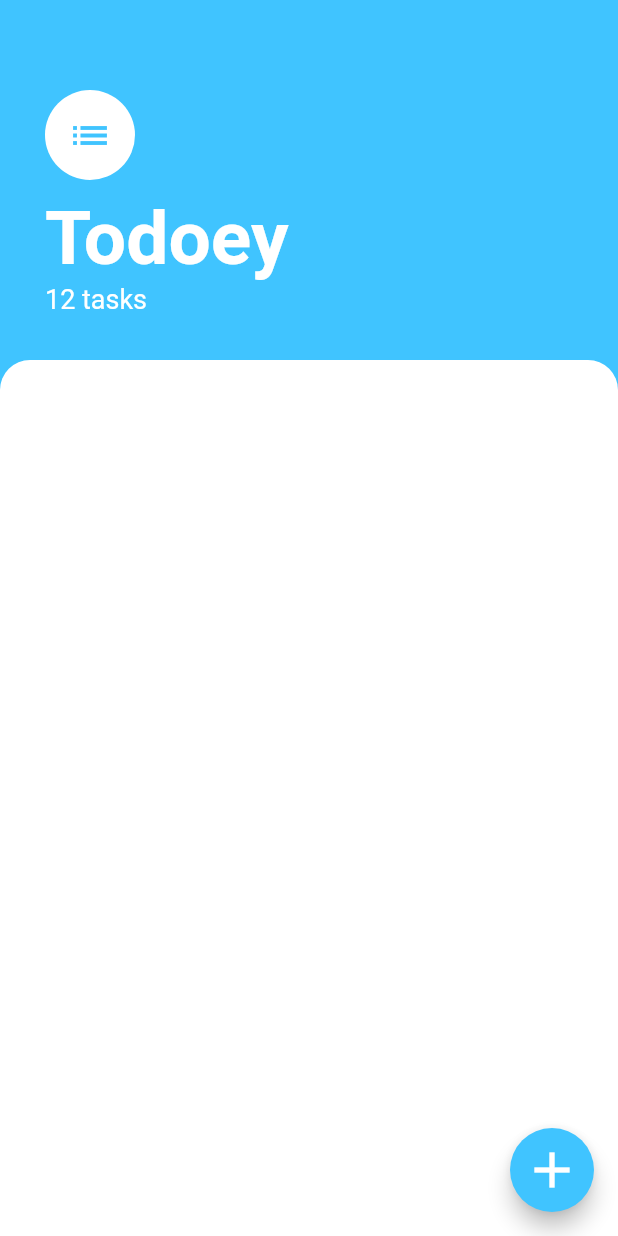
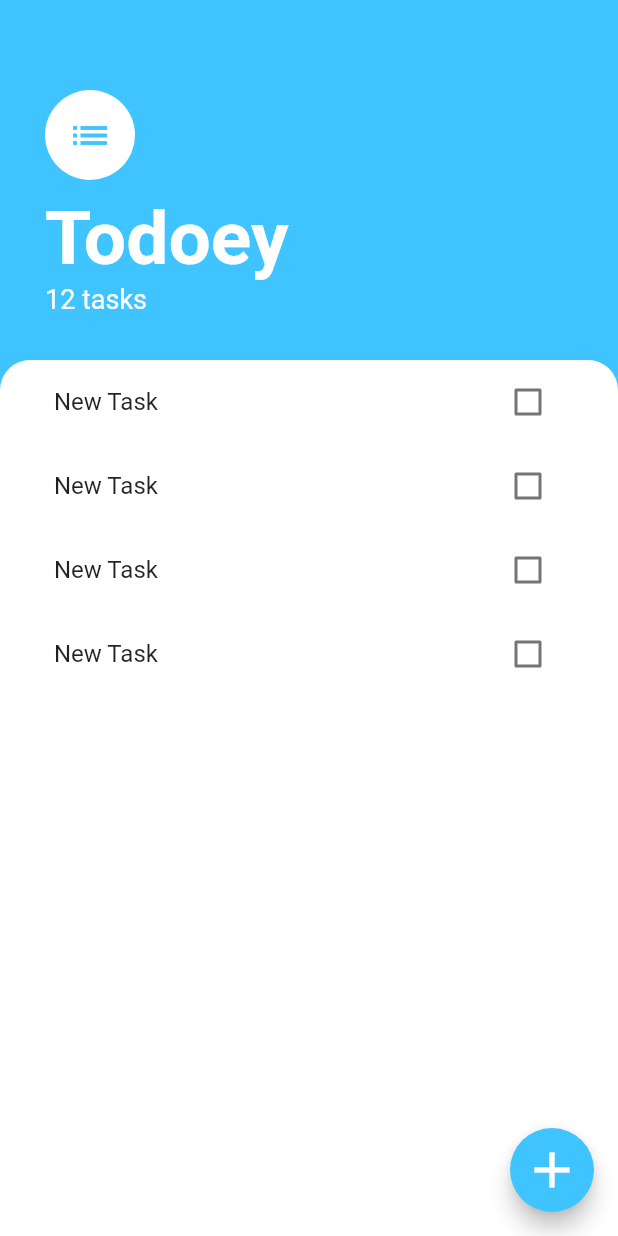
Before and after one commit to xsadra/Flutter, a Flutter app: the screen it shows after launch, on a phone screen of 412 x 824 dp. Run offline on Flutter 3.47's test engine with Material 2 defaults, Android fonts, the phone set to English and light mode, and no system bars; our stand-ins replace animated_text_kit, audioplayers, cloud_firestore, firebase_auth, flutter_spinkit, font_awesome_flutter and 3 more; missing offline and left inert: time_formatter; accounts and stored records are empty.

Commit message:
Add a ListView to the main page to show TasksTile

```diff
--- a/todoey/lib/screens/tasks_screen.dart
+++ b/todoey/lib/screens/tasks_screen.dart
@@ -61,6 +61,7 @@ class TasksScreen extends StatelessWidget {
               ),
               Expanded(
                 child: Container(
+                  padding: EdgeInsets.symmetric(horizontal: 20),
                   decoration: BoxDecoration(
                     color: kMainSecondColor,
                     borderRadius: BorderRadius.only(
@@ -68,6 +69,7 @@ class TasksScreen extends StatelessWidget {
                       topLeft: Radius.circular(20),
                     ),
                   ),
+                  child: TasksList(),
                 ),
               )
             ],
@@ -77,3 +79,30 @@ class TasksScreen extends StatelessWidget {
     );
   }
 }
+
+class TasksList extends StatelessWidget {
+  @override
+  Widget build(BuildContext context) {
+    return ListView(
+      children: <Widget>[
+        TaskTile(),
+        TaskTile(),
+        TaskTile(),
+        TaskTile(),
+      ],
+    );
+  }
+}
+
+class TaskTile extends StatelessWidget {
+  @override
+  Widget build(BuildContext context) {
+    return ListTile(
+      title: Text('New Task'),
+      trailing: Checkbox(
+        value: false,
+        onChanged: (newValue) {},
+      ),
+    );
+  }
+}
```
